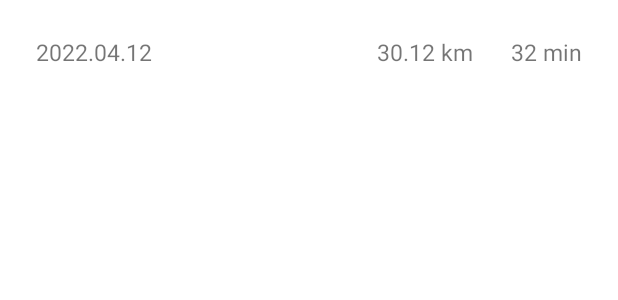
After one commit to SWE3028-TeamC/IsRun, an Android app: the layout record_item.xml on its own in the app's theme, with its tools: preview values and no code run, on a phone screen of 412 x 824 dp. The commit adds this screen. Shown: the top 300 px of the screen. Run offline under Robolectric (Android 15) with nearby library versions, the phone set to English and light mode, and no system bars.

Commit message:
Feat: Add Record & Achievement item layouts

```diff
--- /dev/null
+++ b/app/src/main/res/layout/record_item.xml
@@ -0,0 +1,44 @@
+<?xml version="1.0" encoding="utf-8"?>
+<LinearLayout xmlns:android="http://schemas.android.com/apk/res/android"
+    xmlns:app="http://schemas.android.com/apk/res-auto"
+    xmlns:tools="http://schemas.android.com/tools"
+    android:orientation="horizontal"
+    android:gravity="center_vertical"
+    android:layout_width="match_parent"
+    android:layout_height="70dp">
+
+    <TextView
+        android:id="@+id/date"
+        android:layout_width="wrap_content"
+        android:layout_height="50dp"
+        android:layout_marginStart="24dp"
+        android:layout_marginVertical="8dp"
+        android:gravity="center"
+        android:textAlignment="center"
+        android:text="2022.04.12"
+        android:textSize="15sp" />
+
+    <TextView
+        android:id="@+id/total_distance"
+        android:layout_width="210dp"
+        android:layout_height="50dp"
+        android:layout_marginHorizontal="4dp"
+        android:layout_marginVertical="8dp"
+        android:gravity="center_vertical"
+        android:textAlignment="textEnd"
+        android:text="30.12 km"
+        android:textSize="15sp" />
+
+    <TextView
+        android:id="@+id/average_pace"
+        android:layout_width="match_parent"
+        android:layout_height="50dp"
+        android:layout_marginEnd="24dp"
+        android:layout_marginVertical="8dp"
+        android:textAlignment="textEnd"
+        android:gravity="center_vertical"
+        android:text="32 min"
+        android:textSize="15sp" />
+
+
+</LinearLayout>
```
Also changed, not shown: app/src/main/res/layout/achievement_item.xml (added, +40 -0 lines), app/src/main/res/layout/activity_main.xml (+6 -6 lines), app/src/main/res/layout/running_home.xml (+42 -30 lines).
